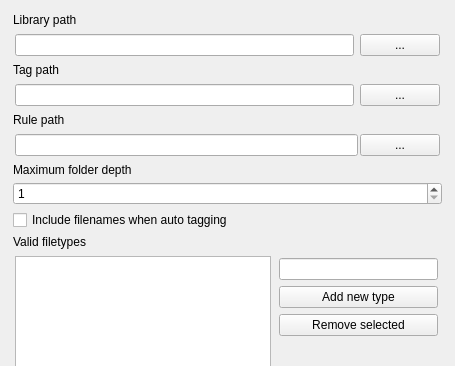
Above: hintergrund-ui/settings_dialog.ui from univrsal/hintergrund before the change; both pictures show x 0 to 455 and y 0 to 366 of the 455 by 561 pixel window. Below: the same form after it.
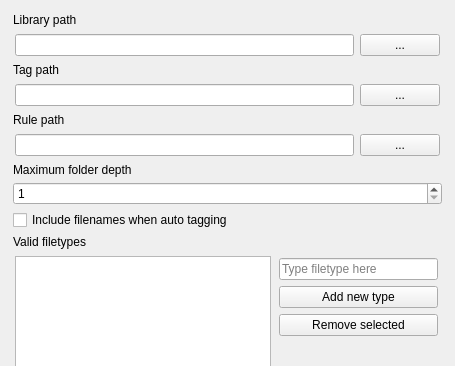
That is the form after the change.

Patch:
```diff
--- a/hintergrund-ui/settings_dialog.ui
+++ b/hintergrund-ui/settings_dialog.ui
@@ -140,7 +140,7 @@
         </property>
         <layout class="QHBoxLayout" name="horizontalLayout_4">
          <property name="spacing">
-          <number>2</number>
+          <number>6</number>
          </property>
          <property name="leftMargin">
           <number>2</number>
@@ -155,7 +155,11 @@
           <number>2</number>
          </property>
          <item>
-          <widget class="QLineEdit" name="txt_rule_path"/>
+          <widget class="QLineEdit" name="txt_rule_path">
+           <property name="readOnly">
+            <bool>true</bool>
+           </property>
+          </widget>
          </item>
          <item>
           <widget class="QPushButton" name="btn_rule_path">
@@ -247,7 +251,11 @@
              <number>2</number>
             </property>
             <item>
-             <widget class="QLineEdit" name="txt_file_type"/>
+             <widget class="QLineEdit" name="txt_file_type">
+              <property name="placeholderText">
+               <string>Type filetype here</string>
+              </property>
+             </widget>
             </item>
             <item>
              <widget class="QPushButton" name="btn_add_type">
```
Left out of the diff: 12 changed lines with no effect on the pictures.
